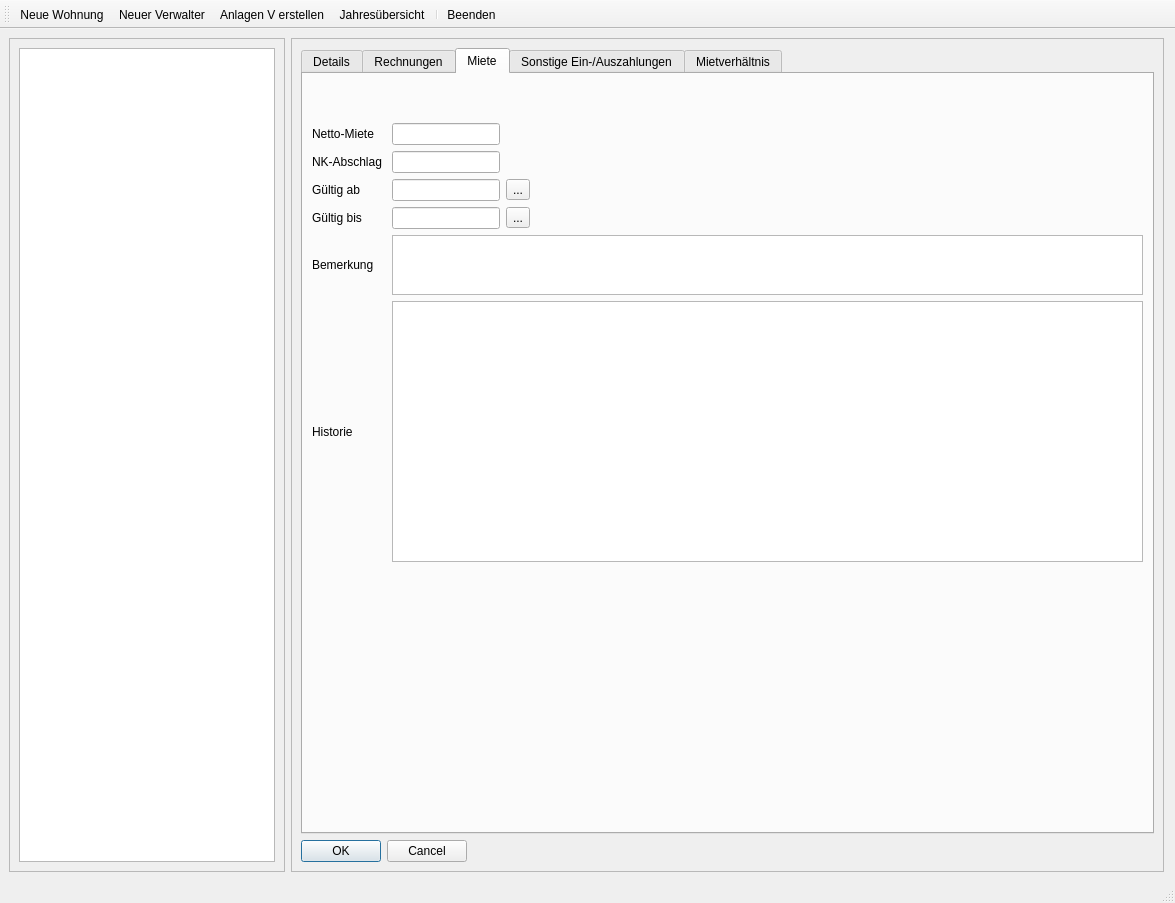
First picture: the form in WvMainWindow3.ui, repository testalucida/WV, before the edit.
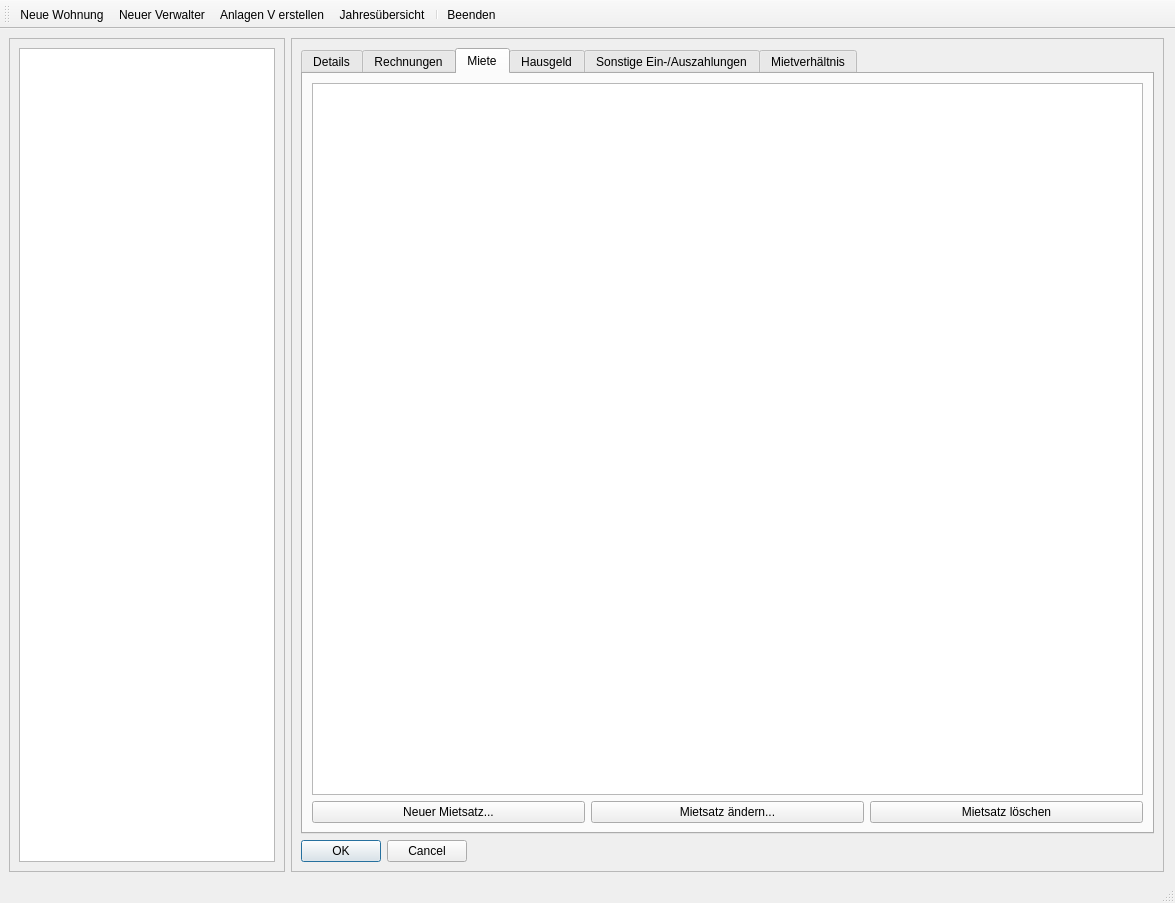
Second picture: the form after the edit. The open tabs and pages were chosen to show the change.

Commit message: read miete data open miete dialog for reading inserted generic tableview models

What changed in the file:
```diff
--- a/WvMainWindow3.ui
+++ b/WvMainWindow3.ui
@@ -511,54 +511,126 @@
             <string>Miete</string>
            </attribute>
            <layout class="QGridLayout" name="gridLayout_2">
-            <item row="8" column="1">
-             <spacer name="verticalSpacer">
-              <property name="orientation">
-               <enum>Qt::Vertical</enum>
-              </property>
-              <property name="sizeHint" stdset="0">
-               <size>
-                <width>20</width>
-                <height>40</height>
-               </size>
-              </property>
-             </spacer>
-            </item>
             <item row="1" column="1">
-             <widget class="QLineEdit" name="inNettoMiete">
-              <property name="sizePolicy">
-               <sizepolicy hsizetype="Fixed" vsizetype="Fixed">
-                <horstretch>0</horstretch>
-                <verstretch>0</verstretch>
-               </sizepolicy>
+             <widget class="QPushButton" name="btnEditMiete">
+              <property name="text">
+               <string>Mietsatz ändern...</string>
               </property>
              </widget>
             </item>
-            <item row="7" column="1" colspan="4">
-             <widget class="QTableWidget" name="tblMieteHistorie"/>
+            <item row="1" column="0">
+             <widget class="QPushButton" name="btnNewMiete">
+              <property name="text">
+               <string>Neuer Mietsatz...</string>
+              </property>
+             </widget>
+            </item>
+            <item row="1" column="2">
+             <widget class="QPushButton" name="btnMieteDelete">
+              <property name="text">
+               <string>Mietsatz löschen</string>
+              </property>
+             </widget>
+            </item>
+            <item row="0" column="0" colspan="3">
+             <widget class="QTableView" name="tblMieten"/>
+            </item>
+           </layout>
+          </widget>
+          <widget class="QWidget" name="tabHausgeld">
+           <attribute name="title">
+            <string>Hausgeld</string>
+           </attribute>
+           <layout class="QGridLayout" name="gridLayout_6">
+            <item row="3" column="2">
+             <widget class="QToolButton" name="tbHausgeldGueltigAb">
+              <property name="text">
+               <string>...</string>
+              </property>
+             </widget>
+            </item>
+            <item row="5" column="0">
+             <widget class="QLabel" name="label_13">
+              <property name="text">
+               <string>Historie </string>
+              </property>
+             </widget>
             </item>
             <item row="3" column="0">
-             <widget class="QLabel" name="label_6">
-              <property name="sizePolicy">
-               <sizepolicy hsizetype="Fixed" vsizetype="Fixed">
-                <horstretch>0</horstretch>
-                <verstretch>0</verstretch>
-               </sizepolicy>
-              </property>
+             <widget class="QLabel" name="label_14">
               <property name="text">
                <string>Gültig ab </string>
               </property>
              </widget>
             </item>
-            <item row="5" column="2">
-             <widget class="QToolButton" name="tbMieteGueltigBis">
+            <item row="6" column="1">
+             <spacer name="verticalSpacer_4">
+              <property name="orientation">
+               <enum>Qt::Vertical</enum>
+              </property>
+              <property name="sizeHint" stdset="0">
+               <size>
+                <width>20</width>
+                <height>40</height>
+               </size>
+              </property>
+             </spacer>
+            </item>
+            <item row="1" column="1">
+             <widget class="QLineEdit" name="inHausgeldAbschlag">
+              <property name="sizePolicy">
+               <sizepolicy hsizetype="Fixed" vsizetype="Fixed">
+                <horstretch>0</horstretch>
+                <verstretch>0</verstretch>
+               </sizepolicy>
+              </property>
+             </widget>
+            </item>
+            <item row="1" column="5">
+             <widget class="QLineEdit" name="inRuecklage">
+              <property name="sizePolicy">
+               <sizepolicy hsizetype="Fixed" vsizetype="Fixed">
+                <horstretch>0</horstretch>
+                <verstretch>0</verstretch>
+               </sizepolicy>
+              </property>
+             </widget>
+            </item>
+            <item row="3" column="5">
+             <widget class="QLineEdit" name="inHausgeldGueltigBis">
+              <property name="sizePolicy">
+               <sizepolicy hsizetype="Fixed" vsizetype="Fixed">
+                <horstretch>0</horstretch>
+                <verstretch>0</verstretch>
+               </sizepolicy>
+              </property>
+             </widget>
+            </item>
+            <item row="3" column="1">
+             <widget class="QLineEdit" name="inHausgeldGueltigAb">
+              <property name="sizePolicy">
+               <sizepolicy hsizetype="Fixed" vsizetype="Fixed">
+                <horstretch>0</horstretch>
+                <verstretch>0</verstretch>
+               </sizepolicy>
+              </property>
+             </widget>
+            </item>
+            <item row="1" column="0">
+             <widget class="QLabel" name="label_11">
+              <property name="sizePolicy">
+               <sizepolicy hsizetype="Fixed" vsizetype="Fixed">
+                <horstretch>0</horstretch>
+                <verstretch>0</verstretch>
+               </sizepolicy>
+              </property>
               <property name="text">
-               <string>...</string>
+               <string>Monatl. Abschlag </string>
               </property>
              </widget>
             </item>
-            <item row="3" column="3" colspan="2">
-             <spacer name="horizontalSpacer">
+            <item row="3" column="7">
+             <spacer name="horizontalSpacer_2">
               <property name="orientation">
                <enum>Qt::Horizontal</enum>
               </property>
@@ -570,130 +642,78 @@
               </property>
              </spacer>
             </item>
-            <item row="5" column="0">
-             <widget class="QLabel" name="label_10">
-              <property name="sizePolicy">
-               <sizepolicy hsizetype="Fixed" vsizetype="Fixed">
-                <horstretch>0</horstretch>
-                <verstretch>0</verstretch>
-               </sizepolicy>
+            <item row="4" column="0">
+             <widget class="QLabel" name="label_18">
+              <property name="text">
+               <string> Bemerkung </string>
               </property>
+             </widget>
+            </item>
+            <item row="0" column="0">
+             <spacer name="verticalSpacer_5">
+              <property name="orientation">
+               <enum>Qt::Vertical</enum>
+              </property>
+              <property name="sizeType">
+               <enum>QSizePolicy::Fixed</enum>
+              </property>
+              <property name="sizeHint" stdset="0">
+               <size>
+                <width>20</width>
+                <height>40</height>
+               </size>
+              </property>
+             </spacer>
+            </item>
+            <item row="1" column="4">
+             <widget class="QLabel" name="label_12">
+              <property name="text">
+               <string>davon Rücklage </string>
+              </property>
+             </widget>
+            </item>
+            <item row="3" column="4">
+             <widget class="QLabel" name="label_17">
               <property name="text">
                <string>Gültig bis </string>
               </property>
              </widget>
             </item>
-            <item row="6" column="1" colspan="4">
-             <widget class="QPlainTextEdit" name="inMieteBemerkung">
+            <item row="3" column="6">
+             <widget class="QToolButton" name="tbHausgeldGueltigAb_2">
+              <property name="text">
+               <string>...</string>
+              </property>
+             </widget>
+            </item>
+            <item row="4" column="1" colspan="7">
+             <widget class="QTextEdit" name="txtHausgeldBemerkung">
               <property name="maximumSize">
                <size>
                 <width>16777215</width>
                 <height>60</height>
                </size>
               </property>
-              <property name="plainText">
-               <string/>
-              </property>
              </widget>
             </item>
-            <item row="3" column="1">
-             <widget class="QLineEdit" name="inMieteGueltigAb">
-              <property name="sizePolicy">
-               <sizepolicy hsizetype="Fixed" vsizetype="Fixed">
-                <horstretch>0</horstretch>
-                <verstretch>0</verstretch>
-               </sizepolicy>
-              </property>
-             </widget>
-            </item>
-            <item row="5" column="1">
-             <widget class="QLineEdit" name="inMieteGueltigBis">
-              <property name="sizePolicy">
-               <sizepolicy hsizetype="Fixed" vsizetype="Fixed">
-                <horstretch>0</horstretch>
-                <verstretch>0</verstretch>
-               </sizepolicy>
-              </property>
-             </widget>
-            </item>
-            <item row="2" column="1">
-             <widget class="QLineEdit" name="inNkAbschlag">
-              <property name="sizePolicy">
-               <sizepolicy hsizetype="Fixed" vsizetype="Fixed">
-                <horstretch>0</horstretch>
-                <verstretch>0</verstretch>
-               </sizepolicy>
-              </property>
-             </widget>
-            </item>
-            <item row="2" column="0">
-             <widget class="QLabel" name="label_5">
-              <property name="sizePolicy">
-               <sizepolicy hsizetype="Fixed" vsizetype="Fixed">
-                <horstretch>0</horstretch>
-                <verstretch>0</verstretch>
-               </sizepolicy>
-              </property>
-              <property name="text">
-               <string>NK-Abschlag </string>
-              </property>
-             </widget>
-            </item>
-            <item row="1" column="0">
-             <widget class="QLabel" name="label_4">
-              <property name="sizePolicy">
-               <sizepolicy hsizetype="Fixed" vsizetype="Fixed">
-                <horstretch>0</horstretch>
-                <verstretch>0</verstretch>
-               </sizepolicy>
-              </property>
-              <property name="text">
-               <string>Netto-Miete </string>
-              </property>
-             </widget>
-            </item>
-            <item row="7" column="0">
-             <widget class="QLabel" name="label_15">
-              <property name="text">
-               <string>Historie </string>
-              </property>
-             </widget>
-            </item>
-            <item row="0" column="0">
-             <spacer name="verticalSpacer_2">
+            <item row="3" column="3">
+             <spacer name="horizontalSpacer_3">
               <property name="orientation">
-               <enum>Qt::Vertical</enum>
+               <enum>Qt::Horizontal</enum>
               </property>
               <property name="sizeType">
                <enum>QSizePolicy::Fixed</enum>
               </property>
               <property name="sizeHint" stdset="0">
                <size>
-                <width>20</width>
-                <height>40</height>
+                <width>40</width>
+                <height>20</height>
                </size>
               </property>
              </spacer>
             </item>
-            <item row="6" column="0">
-             <widget class="QLabel" name="label_16">
-              <property name="sizePolicy">
-               <sizepolicy hsizetype="Fixed" vsizetype="Fixed">
-                <horstretch>0</horstretch>
-                <verstretch>0</verstretch>
-               </sizepolicy>
-              </property>
-              <property name="text">
-               <string>Bemerkung </string>
-              </property>
-             </widget>
-            </item>
-            <item row="3" column="2">
-             <widget class="QToolButton" name="tbMieteGueltigAb">
-              <property name="text">
-               <string>...</string>
-              </property>
-             </widget>
+            <item row="5" column="1" colspan="7">
+             <widget class="QTableView" name="tblHausgeldHistorie"/>
             </item>
            </layout>
           </widget>
```
Left out of the diff: 39 changed lines with no effect on the pictures. The commit also changes 6 other files.
